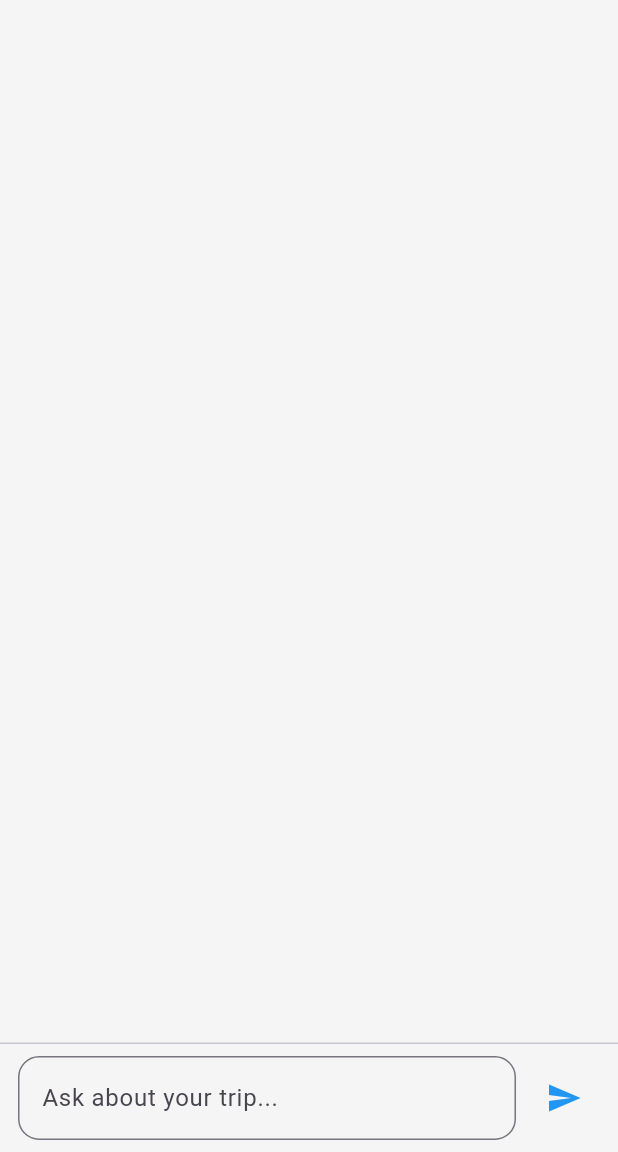
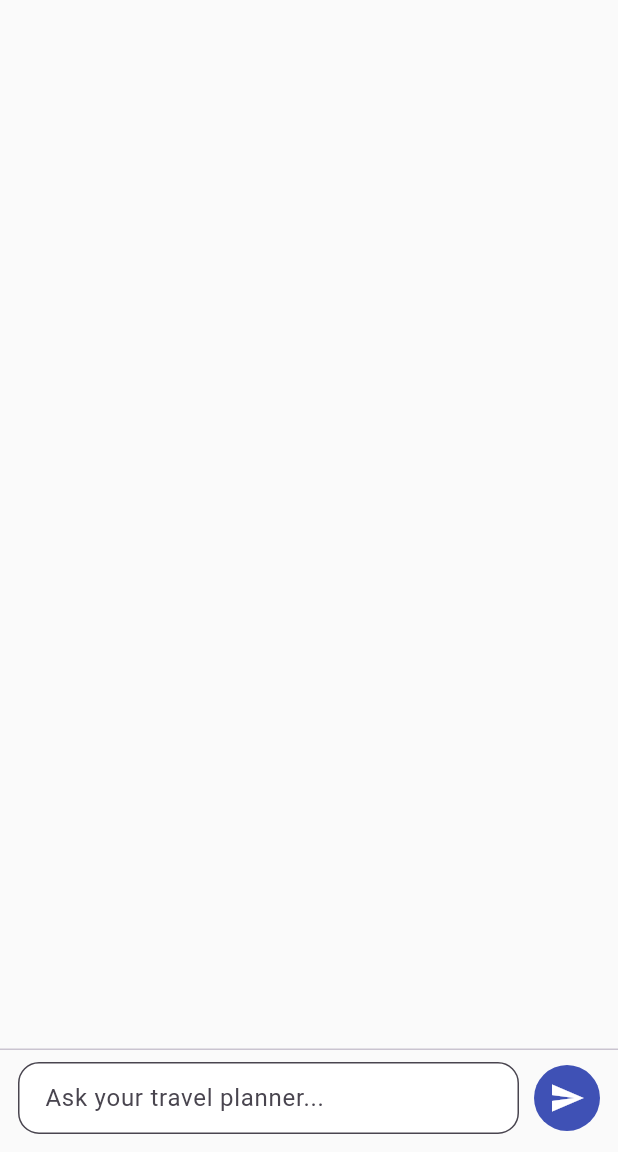
Before and after one commit to Barnhirg/travel_ai_mobile, a Flutter app: the screen it shows after launch, after a tap on the "send" icon, on a phone screen of 412 x 824 dp, the part 84-1236 px from its top. Run offline on Flutter 3.47's test engine with Material 3 defaults, Android fonts, the phone set to English and light mode, and no system bars; Roboto replaces fonts that are missing (Helvetica).

Commit message:
Final main.dart update with message history + UI polish

```diff
--- a/lib/main.dart
+++ b/lib/main.dart
@@ -2,9 +2,7 @@ import 'package:flutter/material.dart';
 import 'package:http/http.dart' as http;
 import 'dart:convert';
 
-void main() {
-  runApp(TravelAIApp());
-}
+void main() => runApp(TravelAIApp());
 
 class TravelAIApp extends StatelessWidget {
   @override
@@ -13,10 +11,19 @@ class TravelAIApp extends StatelessWidget {
       title: 'Travel Planner AI',
       debugShowCheckedModeBanner: false,
       theme: ThemeData(
+        fontFamily: 'Helvetica',
         brightness: Brightness.light,
-        primarySwatch: Colors.blue,
-        scaffoldBackgroundColor: Colors.grey[100],
-        useMaterial3: true,
+        primarySwatch: Colors.indigo,
+        scaffoldBackgroundColor: Colors.grey[50],
+        inputDecorationTheme: InputDecorationTheme(
+          filled: true,
+          fillColor: Colors.white,
+          contentPadding: EdgeInsets.symmetric(horizontal: 14, vertical: 12),
+          border: OutlineInputBorder(
+            borderRadius: BorderRadius.circular(12),
+            borderSide: BorderSide(color: Colors.grey.shade400),
+          ),
+        ),
       ),
       darkTheme: ThemeData.dark(),
       themeMode: ThemeMode.system,
@@ -51,7 +58,7 @@ class _TravelChatScreenState extends State<TravelChatScreen> {
       final response = await http.post(
         url,
         headers: {'Content-Type': 'application/json'},
-        body: json.encode({'messages': _messages}),
+        body: json.encode({"messages": _messages}),
       );
 
       if (response.statusCode == 200) {
@@ -61,52 +68,57 @@ class _TravelChatScreenState extends State<TravelChatScreen> {
         });
       } else {
         final error = json.decode(response.body);
-        _showSnackbar(error['error'] ?? 'Unexpected server error');
+        _showSnackbar(error['error'] ?? 'Unexpected error');
       }
     } catch (e) {
       _showSnackbar('Connection failed: $e');
     } finally {
       setState(() => _isLoading = false);
-      await Future.delayed(Duration(milliseconds: 100));
+      await Future.delayed(Duration(milliseconds: 300));
       _scrollToBottom();
     }
   }
 
   void _scrollToBottom() {
-    WidgetsBinding.instance.addPostFrameCallback((_) {
-      if (_scrollController.hasClients) {
     _scrollController.animateTo(
-          _scrollController.position.maxScrollExtent + 80,
-          duration: Duration(milliseconds: 300),
+      _scrollController.position.maxScrollExtent + 100,
+      duration: Duration(milliseconds: 400),
       curve: Curves.easeOut,
     );
-      }
-    });
   }
 
   void _showSnackbar(String message) {
     ScaffoldMessenger.of(context).showSnackBar(
-      SnackBar(content: Text(message), backgroundColor: Colors.redAccent),
+      SnackBar(
+        content: Text(message),
+        backgroundColor: Colors.redAccent,
+        duration: Duration(seconds: 3),
+      ),
     );
   }
 
   Widget _buildMessage(Map<String, String> message) {
     final isUser = message['role'] == 'user';
-    return Align(
+    return Container(
       alignment: isUser ? Alignment.centerRight : Alignment.centerLeft,
-      child: Container(
-        margin: EdgeInsets.symmetric(vertical: 6, horizontal: 12),
+      margin: EdgeInsets.symmetric(vertical: 6, horizontal: 14),
       padding: EdgeInsets.all(14),
+      constraints: BoxConstraints(maxWidth: MediaQuery.of(context).size.width * 0.85),
       decoration: BoxDecoration(
-          color: isUser ? Colors.blueAccent : Colors.grey[300],
-          borderRadius: BorderRadius.circular(18),
+        color: isUser ? Colors.indigoAccent : Colors.grey[300],
+        borderRadius: BorderRadius.only(
+          topLeft: Radius.circular(18),
+          topRight: Radius.circular(18),
+          bottomLeft: Radius.circular(isUser ? 18 : 0),
+          bottomRight: Radius.circular(isUser ? 0 : 18),
+        ),
       ),
       child: Text(
         message['content'] ?? '',
         style: TextStyle(
           color: isUser ? Colors.white : Colors.black87,
           fontSize: 16,
-          ),
+          height: 1.4,
         ),
       ),
     );
@@ -116,7 +128,7 @@ class _TravelChatScreenState extends State<TravelChatScreen> {
   Widget build(BuildContext context) {
     return Scaffold(
       appBar: AppBar(
-        title: const Text('✈️ Travel Planner AI'),
+        title: Text('✈️ Travel Planner AI'),
         centerTitle: true,
         elevation: 1,
       ),
@@ -125,39 +137,45 @@ class _TravelChatScreenState extends State<TravelChatScreen> {
           Expanded(
             child: ListView.builder(
               controller: _scrollController,
+              padding: EdgeInsets.symmetric(vertical: 12),
               itemCount: _messages.length + (_isLoading ? 1 : 0),
               itemBuilder: (context, index) {
                 if (_isLoading && index == _messages.length) {
-                  return const Padding(
-                    padding: EdgeInsets.all(12.0),
-                    child: Center(child: CircularProgressIndicator()),
-                  );
+                  return Center(child: Padding(
+                    padding: const EdgeInsets.all(12.0),
+                    child: CircularProgressIndicator(),
+                  ));
                 }
                 return _buildMessage(_messages[index]);
               },
             ),
           ),
-          const Divider(height: 1),
+          Divider(height: 1),
           Padding(
-            padding: const EdgeInsets.symmetric(horizontal: 12.0, vertical: 8),
+            padding: const EdgeInsets.fromLTRB(12, 8, 12, 12),
             child: Row(
               children: [
                 Expanded(
                   child: TextField(
                     controller: _controller,
                     onSubmitted: (_) => _sendMessage(),
+                    textInputAction: TextInputAction.send,
                     decoration: InputDecoration(
-                      hintText: 'Ask about your trip...',
+                      hintText: 'Ask your travel planner...',
                       border: OutlineInputBorder(
                         borderRadius: BorderRadius.circular(14),
                       ),
                     ),
                   ),
                 ),
-                const SizedBox(width: 8),
-                IconButton(
-                  icon: const Icon(Icons.send, color: Colors.blue),
-                  onPressed: _sendMessage,
+                SizedBox(width: 10),
+                GestureDetector(
+                  onTap: _sendMessage,
+                  child: CircleAvatar(
+                    radius: 22,
+                    backgroundColor: Colors.indigo,
+                    child: Icon(Icons.send, color: Colors.white),
+                  ),
                 ),
               ],
             ),
```
Lines whose indentation alone changed are shown as unchanged.
